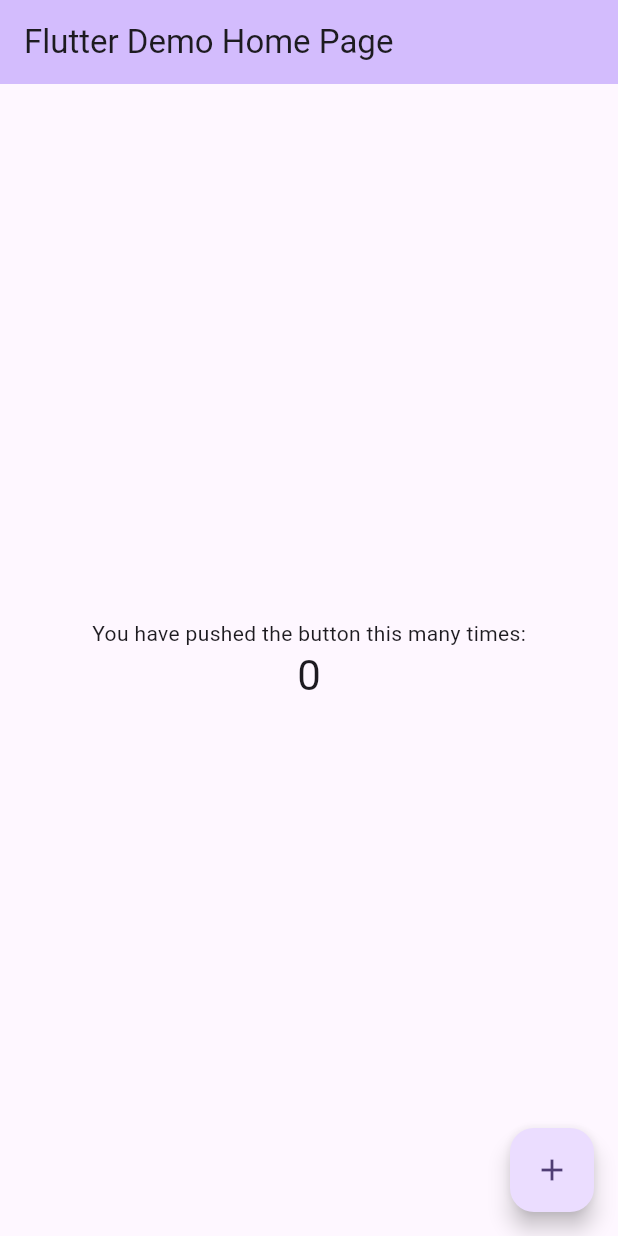
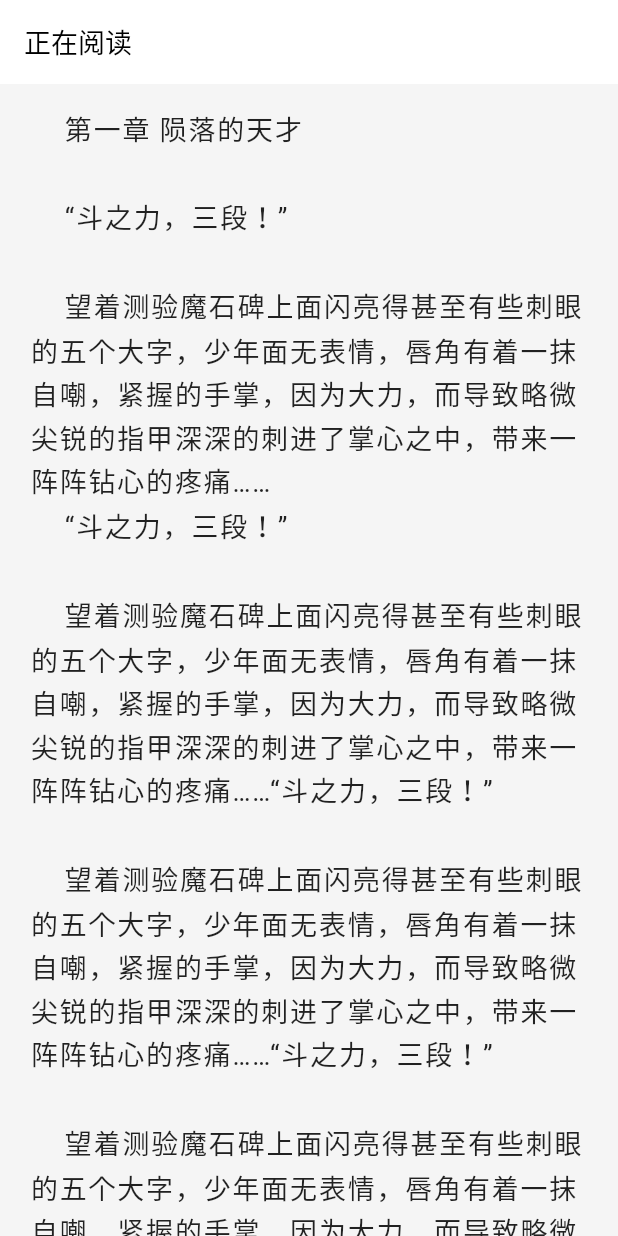
Before and after one commit to MF-B/Reader, a Flutter app: the screen it shows after launch, on a phone screen of 412 x 824 dp. Run offline on Flutter 3.47's test engine with Material 3 defaults, Android fonts, the phone set to English and light mode, and no system bars.

Commit message:
feat: 添加基础滑动阅读功能

```diff
--- a/lib/main.dart
+++ b/lib/main.dart
@@ -1,4 +1,6 @@
+// main.dart
 import 'package:flutter/material.dart';
+import 'reading_page.dart'; // 记得导入你刚才写的那个文件
 
 void main() {
   runApp(const MyApp());
@@ -7,116 +9,44 @@ void main() {
 class MyApp extends StatelessWidget {
   const MyApp({super.key});
 
-  // This widget is the root of your application.
   @override
   Widget build(BuildContext context) {
+    // 这是一个超长的假文本，模拟小说
+    // 你可以用 chatgpt 生成一段，或者自己复制粘贴几十次
+    const String mockNovelText = """
+    第一章 陨落的天才
+
+    “斗之力，三段！”
+
+    望着测验魔石碑上面闪亮得甚至有些刺眼的五个大字，少年面无表情，唇角有着一抹自嘲，紧握的手掌，因为大力，而导致略微尖锐的指甲深深的刺进了掌心之中，带来一阵阵钻心的疼痛……
+    “斗之力，三段！”
+
+    望着测验魔石碑上面闪亮得甚至有些刺眼的五个大字，少年面无表情，唇角有着一抹自嘲，紧握的手掌，因为大力，而导致略微尖锐的指甲深深的刺进了掌心之中，带来一阵阵钻心的疼痛……“斗之力，三段！”
+
+    望着测验魔石碑上面闪亮得甚至有些刺眼的五个大字，少年面无表情，唇角有着一抹自嘲，紧握的手掌，因为大力，而导致略微尖锐的指甲深深的刺进了掌心之中，带来一阵阵钻心的疼痛……“斗之力，三段！”
+
+    望着测验魔石碑上面闪亮得甚至有些刺眼的五个大字，少年面无表情，唇角有着一抹自嘲，紧握的手掌，因为大力，而导致略微尖锐的指甲深深的刺进了掌心之中，带来一阵阵钻心的疼痛……“斗之力，三段！”
+
+    望着测验魔石碑上面闪亮得甚至有些刺眼的五个大字，少年面无表情，唇角有着一抹自嘲，紧握的手掌，因为大力，而导致略微尖锐的指甲深深的刺进了掌心之中，带来一阵阵钻心的疼痛……“斗之力，三段！”
+
+    望着测验魔石碑上面闪亮得甚至有些刺眼的五个大字，少年面无表情，唇角有着一抹自嘲，紧握的手掌，因为大力，而导致略微尖锐的指甲深深的刺进了掌心之中，带来一阵阵钻心的疼痛……“斗之力，三段！”
+
+    望着测验魔石碑上面闪亮得甚至有些刺眼的五个大字，少年面无表情，唇角有着一抹自嘲，紧握的手掌，因为大力，而导致略微尖锐的指甲深深的刺进了掌心之中，带来一阵阵钻心的疼痛……“斗之力，三段！”
+
+    望着测验魔石碑上面闪亮得甚至有些刺眼的五个大字，少年面无表情，唇角有着一抹自嘲，紧握的手掌，因为大力，而导致略微尖锐的指甲深深的刺进了掌心之中，带来一阵阵钻心的疼痛……“斗之力，三段！”
+
+    望着测验魔石碑上面闪亮得甚至有些刺眼的五个大字，少年面无表情，唇角有着一抹自嘲，紧握的手掌，因为大力，而导致略微尖锐的指甲深深的刺进了掌心之中，带来一阵阵钻心的疼痛……“斗之力，三段！”
+
+    望着测验魔石碑上面闪亮得甚至有些刺眼的五个大字，少年面无表情，唇角有着一抹自嘲，紧握的手掌，因为大力，而导致略微尖锐的指甲深深的刺进了掌心之中，带来一阵阵钻心的疼痛……“斗之力，三段！”
+
+    望着测验魔石碑上面闪亮得甚至有些刺眼的五个大字，少年面无表情，唇角有着一抹自嘲，紧握的手掌，因为大力，而导致略微尖锐的指甲深深的刺进了掌心之中，带来一阵阵钻心的疼痛……“斗之力，三段！”
+
+    望着测验魔石碑上面闪亮得甚至有些刺眼的五个大字，少年面无表情，唇角有着一抹自嘲，紧握的手掌，因为大力，而导致略微尖锐的指甲深深的刺进了掌心之中，带来一阵阵钻心的疼痛……
+
+    """;
+
     return MaterialApp(
-      title: 'Flutter Demo',
-      theme: ThemeData(
-        // This is the theme of your application.
-        //
-        // TRY THIS: Try running your application with "flutter run". You'll see
-        // the application has a purple toolbar. Then, without quitting the app,
-        // try changing the seedColor in the colorScheme below to Colors.green
-        // and then invoke "hot reload" (save your changes or press the "hot
-        // reload" button in a Flutter-supported IDE, or press "r" if you used
-        // the command line to start the app).
-        //
-        // Notice that the counter didn't reset back to zero; the application
-        // state is not lost during the reload. To reset the state, use hot
-        // restart instead.
-        //
-        // This works for code too, not just values: Most code changes can be
-        // tested with just a hot reload.
-        colorScheme: .fromSeed(seedColor: Colors.deepPurple),
-      ),
-      home: const MyHomePage(title: 'Flutter Demo Home Page'),
+      home: ReadingPage(bookContent: mockNovelText), // 把假数据传进去
     );
   }
 }
-
-class MyHomePage extends StatefulWidget {
-  const MyHomePage({super.key, required this.title});
-
-  // This widget is the home page of your application. It is stateful, meaning
-  // that it has a State object (defined below) that contains fields that affect
-  // how it looks.
-
-  // This class is the configuration for the state. It holds the values (in this
-  // case the title) provided by the parent (in this case the App widget) and
-  // used by the build method of the State. Fields in a Widget subclass are
-  // always marked "final".
-
-  final String title;
-
-  @override
-  State<MyHomePage> createState() => _MyHomePageState();
-}
-
-class _MyHomePageState extends State<MyHomePage> {
-  int _counter = 0;
-
-  void _incrementCounter() {
-    setState(() {
-      // This call to setState tells the Flutter framework that something has
-      // changed in this State, which causes it to rerun the build method below
-      // so that the display can reflect the updated values. If we changed
-      // _counter without calling setState(), then the build method would not be
-      // called again, and so nothing would appear to happen.
-      _counter++;
-    });
-  }
-
-  @override
-  Widget build(BuildContext context) {
-    // This method is rerun every time setState is called, for instance as done
-    // by the _incrementCounter method above.
-    //
-    // The Flutter framework has been optimized to make rerunning build methods
-    // fast, so that you can just rebuild anything that needs updating rather
-    // than having to individually change instances of widgets.
-    return Scaffold(
-      appBar: AppBar(
-        // TRY THIS: Try changing the color here to a specific color (to
-        // Colors.amber, perhaps?) and trigger a hot reload to see the AppBar
-        // change color while the other colors stay the same.
-        backgroundColor: Theme.of(context).colorScheme.inversePrimary,
-        // Here we take the value from the MyHomePage object that was created by
-        // the App.build method, and use it to set our appbar title.
-        title: Text(widget.title),
-      ),
-      body: Center(
-        // Center is a layout widget. It takes a single child and positions it
-        // in the middle of the parent.
-        child: Column(
-          // Column is also a layout widget. It takes a list of children and
-          // arranges them vertically. By default, it sizes itself to fit its
-          // children horizontally, and tries to be as tall as its parent.
-          //
-          // Column has various properties to control how it sizes itself and
-          // how it positions its children. Here we use mainAxisAlignment to
-          // center the children vertically; the main axis here is the vertical
-          // axis because Columns are vertical (the cross axis would be
-          // horizontal).
-          //
-          // TRY THIS: Invoke "debug painting" (choose the "Toggle Debug Paint"
-          // action in the IDE, or press "p" in the console), to see the
-          // wireframe for each widget.
-          mainAxisAlignment: .center,
-          children: [
-            const Text('You have pushed the button this many times:'),
-            Text(
-              '$_counter',
-              style: Theme.of(context).textTheme.headlineMedium,
-            ),
-          ],
-        ),
-      ),
-      floatingActionButton: FloatingActionButton(
-        onPressed: _incrementCounter,
-        tooltip: 'Increment',
-        child: const Icon(Icons.add),
-      ),
-    );
-  }
-}
--- /dev/null
+++ b/lib/reading_page.dart
@@ -0,0 +1,47 @@
+ import 'package:flutter/material.dart';
+
+ class ReadingPage extends StatelessWidget {
+   // 这是你和后端朋友的“接口”
+   // 他负责把 txt 文件读成一个巨大的 String，传给这个变量
+   final String bookContent;
+
+   const ReadingPage({super.key, required this.bookContent});
+
+   @override
+   Widget build(BuildContext context) {
+     return Scaffold(
+       // 1. 顶部导航栏 (MVP可以先要有，方便退出)
+       appBar: AppBar(
+         title: const Text('正在阅读'),
+         backgroundColor: Colors.white,
+         elevation: 0, // 去掉阴影，看起来更像阅读器
+         iconTheme: const IconThemeData(color: Colors.black),
+         titleTextStyle: const TextStyle(color: Colors.black, fontSize: 18),
+       ),
+
+       // 2. 核心区域：滚动视图
+       body: Container(
+         color: const Color(0xFFF5F5F5), // 经典的“米黄色”护眼背景
+         width: double.infinity,
+         height: double.infinity,
+
+         // SingleChildScrollView 让里面的文字太长时可以滚动
+         child: SingleChildScrollView(
+           // 3. 边距：不要让字贴着屏幕边缘，留出呼吸感
+           padding: const EdgeInsets.symmetric(horizontal: 20.0, vertical: 15.0),
+
+           // 4. 文字本体
+           child: Text(
+             bookContent,
+             style: const TextStyle(
+               fontSize: 18.0,       // 字号：18是比较舒服的阅读大小
+               height: 1.6,          // 行高：1.6倍行距，防止密密麻麻挤在一起
+               color: Colors.black87,// 字体颜色：不要用纯黑，87%黑度更柔和
+               letterSpacing: 1.2,   // 字间距：稍微宽一点，阅读不累
+             ),
+           ),
+         ),
+       ),
+     );
+   }
+ }
```
